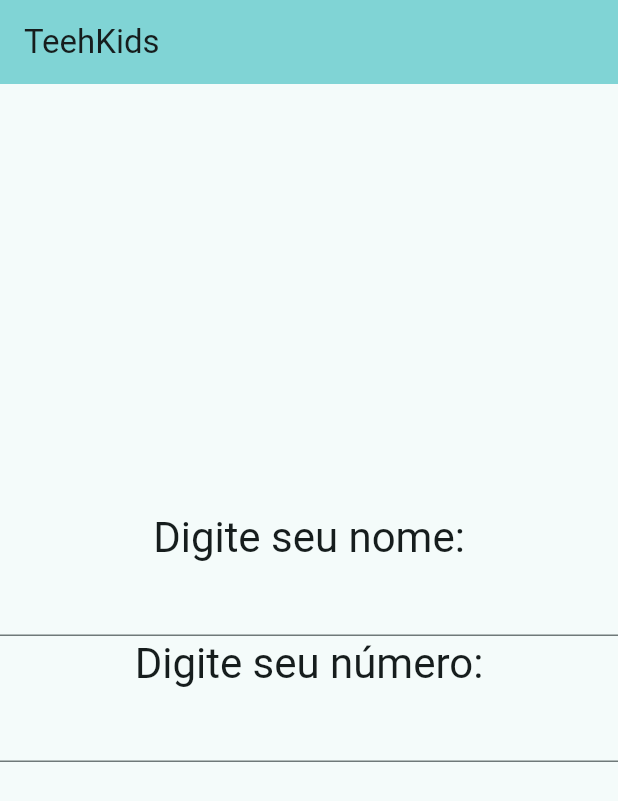
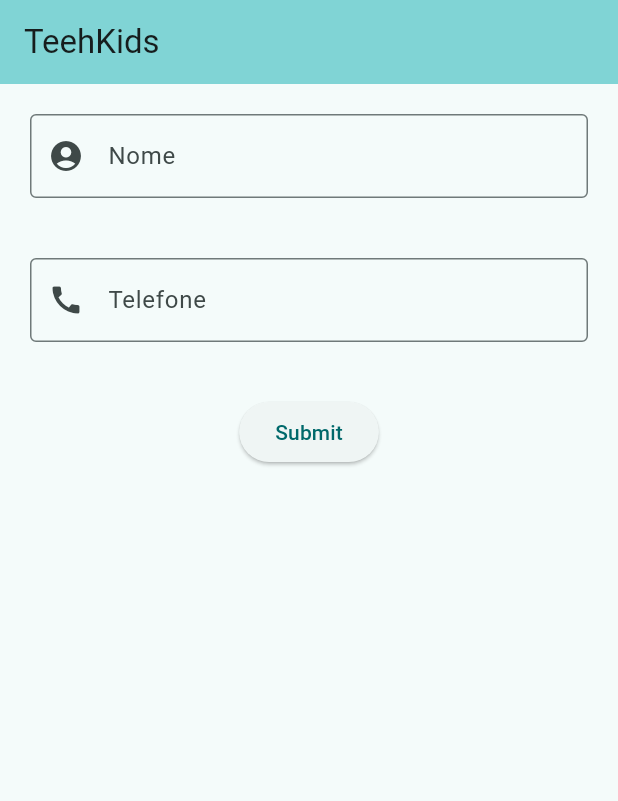
Before and after one commit to GahSornas/flutter_teehKids, a Flutter app: the screen it shows after launch, on a phone screen of 412 x 824 dp. Shown: the top 801 px of the screen. Run offline on Flutter 3.47's test engine with Material 2 defaults, Android fonts, the phone set to English and light mode, and no system bars; our stand-ins replace cloud_firestore, firebase_core; accounts and stored records are empty.

```diff
--- a/lib/main.dart
+++ b/lib/main.dart
@@ -46,19 +46,20 @@ class _MyHomePageState extends State<MyHomePage> {
   //TextFieldControler
   final nameController = TextEditingController();
   final foneController = TextEditingController();
+  final _formKey = GlobalKey<FormState>();
 
   //Referência ao firebase
   CollectionReference infoHelp =
       FirebaseFirestore.instance.collection('infoHelp');
 
   //Function para enviar informações para o firebase
-  Future<void> adicionarNome(String name, String tel) {
+  Future<void> launchInfoHelp(String name, String tel) {
     return infoHelp
         .add({
           'nome': name,
           'telefone': tel,
         })
-        .then((value) => debugPrint("Nome adicionado"))
+        .then((value) => debugPrint("Enviado com Sucesso!!"))
         .catchError((error) => debugPrint("Erro ao adicionar: $error"));
   }
 
@@ -71,15 +72,19 @@ class _MyHomePageState extends State<MyHomePage> {
         title: Text(widget.title),
       ),
       body: Form(
+        key: _formKey,
         child: Column(
-          mainAxisAlignment: MainAxisAlignment.center,
+          mainAxisAlignment: MainAxisAlignment.start,
           children: <Widget>[
             //Label do nome
-            Text(
-              'Digite seu nome:',
-              style: Theme.of(context).textTheme.headlineMedium,
+            Padding(
+              padding: const EdgeInsets.all(20.0),
+              child: TextFormField(
+                decoration: const InputDecoration(
+                  prefixIcon: Icon(Icons.account_circle),
+                  hintText: 'Nome',
+                  border: OutlineInputBorder(),
                 ),
-            TextFormField(
                 controller: nameController,
                 validator: (value) {
                   if (value == null || value.isEmpty) {
@@ -88,30 +93,41 @@ class _MyHomePageState extends State<MyHomePage> {
                   return null;
                 },
               ),
+            ),
+
             //Label do telefone
-            Text(
-              'Digite seu número:',
-              style: Theme.of(context).textTheme.headlineMedium,
+            Padding(
+              padding: const EdgeInsets.all(20.0),
+              child: TextFormField(
+                decoration: const InputDecoration(
+                  prefixIcon: Icon(Icons.call),
+                  hintText: 'Telefone',
+                  border: OutlineInputBorder(),
                 ),
-            TextFormField(
                 controller: foneController,
                 validator: (value) {
                   if (value == null || value.isEmpty) {
-                  return 'Informe um nome';
+                    return 'Informe um telefone';
                   }
                   return null;
                 },
               ),
+            ),
 
-            const Padding(
-              padding: EdgeInsets.all(16.0),
-              //btn Subimit firebase
-              // child: ElevatedButton(
-              //   onPressed: () {
-              //     infoHelp(nameController.text, foneController.text);
-              //   },
-              //   child: Text('Submit'),
-              // ),
+            Padding(
+              padding: const EdgeInsets.all(16.0),
+              child: ElevatedButton(
+                onPressed: () {
+                  if (_formKey.currentState!.validate()) {
+                    launchInfoHelp(nameController.text, foneController.text);
+                    ScaffoldMessenger.of(context).showSnackBar(
+                      const SnackBar(
+                          content: Text('Gravando dados no Firestore...')),
+                    );
+                  }
+                },
+                child: const Text('Submit'),
+              ),
             ),
           ],
         ),
```
Lines whose indentation alone changed are shown as unchanged.
